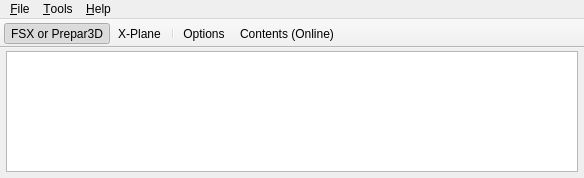
First picture: the form in mainwindow.ui, repository albar965/littlenavconnect, before the edit.
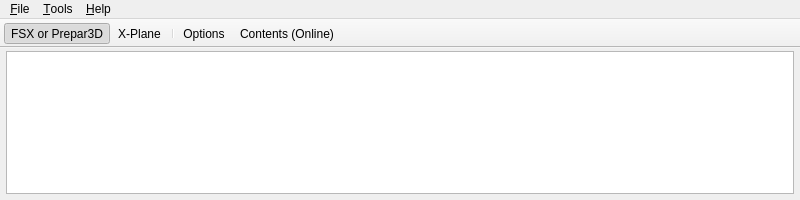
Second picture: the form after the edit. Icons and pictures are not drawn.

Commit message: Changed dialog size and added Qt icon in help menu. Options dialog now application modal.

The edit to the form file:
```diff
--- a/mainwindow.ui
+++ b/mainwindow.ui
@@ -6,8 +6,8 @@
    <rect>
     <x>0</x>
     <y>0</y>
-    <width>584</width>
-    <height>178</height>
+    <width>800</width>
+    <height>200</height>
    </rect>
   </property>
   <property name="windowTitle">
@@ -41,7 +41,7 @@
     <rect>
      <x>0</x>
      <y>0</y>
-     <width>584</width>
+     <width>800</width>
      <height>19</height>
     </rect>
    </property>
```
Left out of the diff: 2 changed lines with no effect on the pictures. The commit also changes 3 other files.
